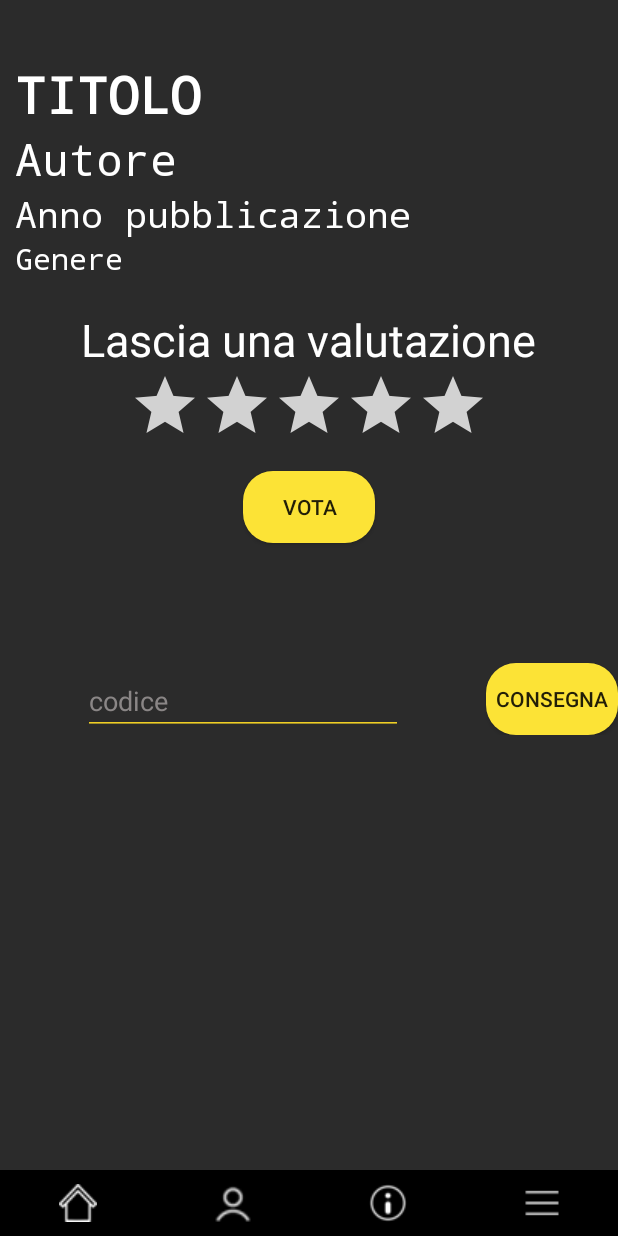
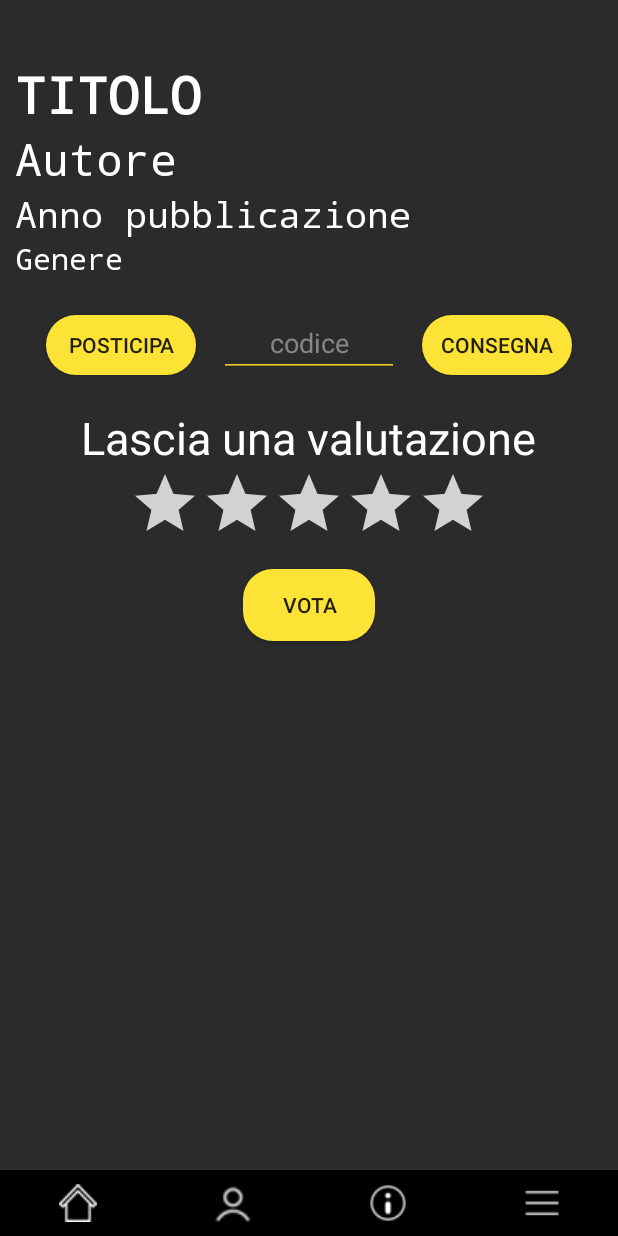
Before and after one commit to josy11unipa/Biblioteca, an Android app: the fragment Consegna_Fragment placed in its activity, on a phone screen of 412 x 824 dp. Run offline under Robolectric (Android 15) with nearby library versions, the phone set to English and light mode, and no system bars; Roboto replaces fonts that are not available here; 1 statement that could not run was skipped.

Commit message:
Merge remote-tracking branch 'origin/master'

```diff
--- a/app/src/main/res/layout/consegna_layout.xml
+++ b/app/src/main/res/layout/consegna_layout.xml
@@ -15,6 +15,11 @@
             android:background="@color/home"
             android:orientation="vertical"
             android:paddingVertical="20dp">
+
+            <LinearLayout
+                android:layout_width="match_parent"
+                android:layout_height="match_parent"
+                android:orientation="horizontal"></LinearLayout>
 
             <androidx.constraintlayout.widget.Barrier
                 android:id="@+id/divider"
@@ -84,13 +89,56 @@
             </LinearLayout>
 
             <LinearLayout
+                android:id="@+id/linearLayoutVotazione"
+                android:layout_width="match_parent"
+                android:layout_height="match_parent"
+                android:layout_marginHorizontal="20dp"
+                android:layout_marginVertical="20dp"
+                android:gravity="center_horizontal"
+                android:orientation="horizontal"
+                app:layout_constraintTop_toBottomOf="@+id/linearLayout3"
+                tools:layout_editor_absoluteX="0dp">
+
+                <Button
+                    android:id="@+id/buttonPosticipa"
+                    android:layout_width="100dp"
+                    android:layout_height="40dp"
+                    android:background="@drawable/green_button"
+                    android:backgroundTint="@color/text"
+                    android:text="Posticipa" />
+
+                <EditText
+                    android:id="@+id/codice"
+                    android:layout_width="120dp"
+                    android:layout_height="wrap_content"
+                    android:layout_marginHorizontal="15dp"
+                    android:backgroundTint="#EFCF25"
+                    android:ems="10"
+                    android:hint="codice"
+                    android:inputType="text"
+                    android:textAlignment="center"
+                    android:textColor="#FFFFFF"
+                    android:textColorHighlight="#FFDF36"
+                    android:textColorHint="#8A8686" />
+
+                <Button
+                    android:id="@+id/buttonConsegna"
+                    android:layout_width="100dp"
+                    android:layout_height="40dp"
+                    android:background="@drawable/green_button"
+                    android:backgroundTint="@color/text"
+                    android:text="Consegna" />
+
+            </LinearLayout>
+
+            <LinearLayout
                 android:id="@+id/linearLayout2"
                 android:layout_width="match_parent"
                 android:layout_height="match_parent"
                 android:layout_marginTop="20dp"
                 android:gravity="center_horizontal"
                 android:orientation="vertical"
-                app:layout_constraintTop_toBottomOf="@id/linearLayout3">
+                app:layout_constraintTop_toBottomOf="@id/linearLayoutVotazione">
 
                 <TextView
                     android:id="@+id/textValutazione"
@@ -108,7 +156,6 @@
                     android:numStars="5"
                     android:progressBackgroundTint="#D2D2D2"
                     android:progressTint="#FBE236" />
-            </LinearLayout>
 
                 <Button
                     android:id="@+id/buttonVota"
@@ -116,36 +163,8 @@
                     android:layout_height="wrap_content"
                     android:layout_marginVertical="10dp"
                     android:background="@drawable/green_button"
-                android:text="Vota"
-                app:layout_constraintEnd_toEndOf="parent"
-                app:layout_constraintStart_toStartOf="parent"
-                app:layout_constraintTop_toBottomOf="@+id/linearLayout2" />
-
-            <EditText
-                android:id="@+id/codice"
-                android:layout_width="wrap_content"
-                android:layout_height="wrap_content"
-                android:backgroundTint="#EFCF25"
-                android:ems="10"
-                android:hint="codice"
-                android:inputType="text"
-                android:textColor="#FFFFFF"
-                android:textColorHighlight="#FFDF36"
-                android:textColorHint="#8A8686"
-                app:layout_constraintBottom_toBottomOf="@+id/buttonConsegna"
-                app:layout_constraintEnd_toStartOf="@+id/buttonConsegna"
-                app:layout_constraintStart_toStartOf="parent" />
-
-            <Button
-                android:id="@+id/buttonConsegna"
-                android:layout_width="wrap_content"
-                android:layout_height="wrap_content"
-                android:layout_marginTop="80dp"
-                android:background="@drawable/green_button"
-                android:backgroundTint="@color/text"
-                android:text="Consegna"
-                app:layout_constraintEnd_toEndOf="parent"
-                app:layout_constraintTop_toBottomOf="@+id/buttonVota" />
+                    android:text="Vota" />
+            </LinearLayout>
 
         </androidx.constraintlayout.widget.ConstraintLayout>
     </ScrollView>
```
Lines whose indentation alone changed are shown as unchanged.
